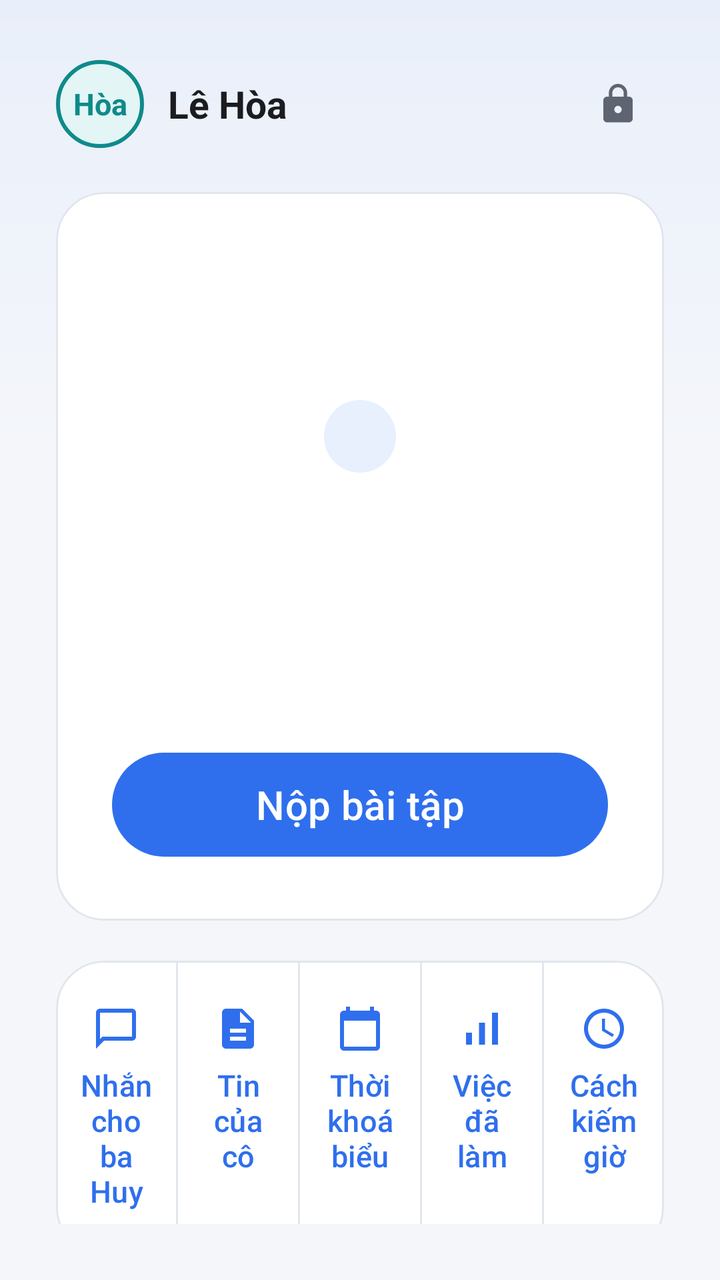
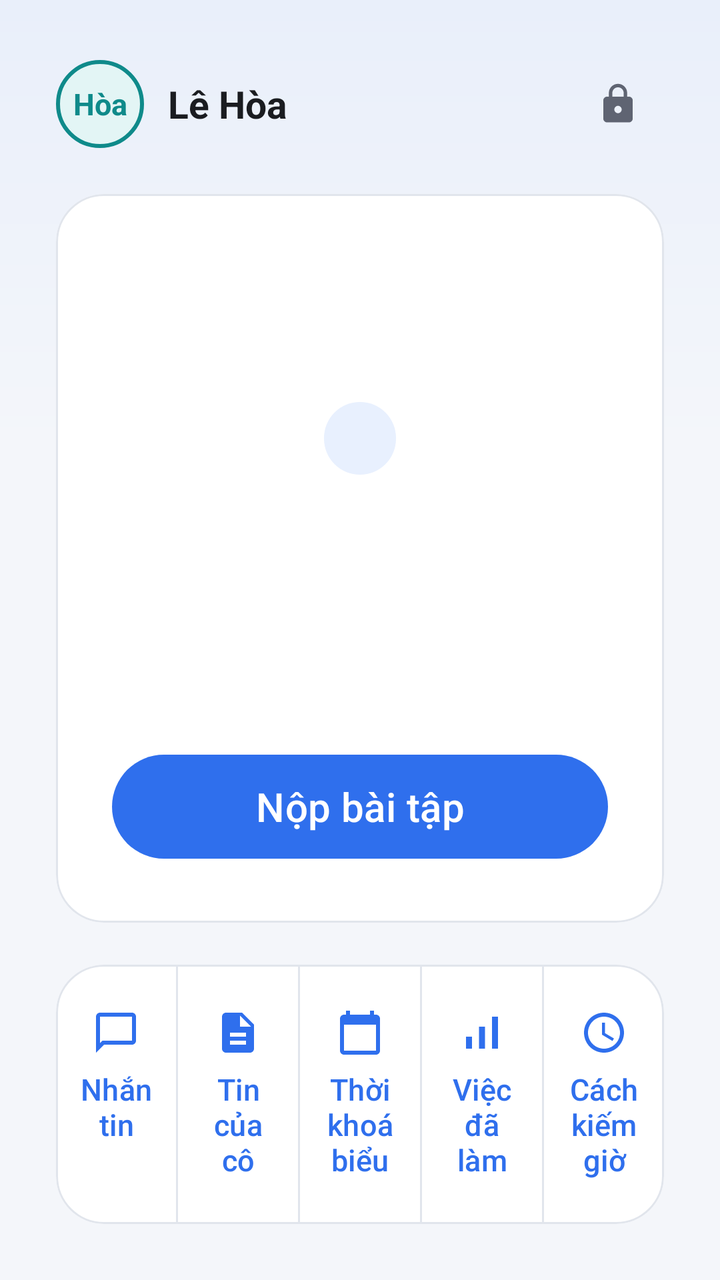

Screens rendered from an Android XML layout before and after an edit, with the pre-edit source and the edit as a unified diff.
<!-- AndroidManifest.xml: application theme Theme.HomeworkGate -->
<!-- res/layout/activity_home.xml -->
<?xml version="1.0" encoding="utf-8"?>
<androidx.constraintlayout.widget.ConstraintLayout
    xmlns:android="http://schemas.android.com/apk/res/android"
    xmlns:app="http://schemas.android.com/apk/res-auto"
    android:id="@+id/root"
    android:layout_width="match_parent"
    android:layout_height="match_parent"
    android:background="@drawable/st_nen_man">

<LinearLayout
    android:layout_width="0dp"
    android:layout_height="0dp"
    android:orientation="vertical"
    android:padding="28dp"
    app:layout_constraintBottom_toBottomOf="parent"
    app:layout_constraintEnd_toEndOf="parent"
    app:layout_constraintStart_toStartOf="parent"
    app:layout_constraintTop_toTopOf="parent">

    <LinearLayout
        android:layout_width="match_parent"
        android:layout_height="wrap_content"
        android:orientation="horizontal"
        android:gravity="center_vertical">

        <TextView
            android:layout_width="44dp"
            android:layout_height="44dp"
            android:background="@drawable/bg_avatar_child"
            android:gravity="center"
            android:text="Hòa"
            android:textColor="@color/child_tint"
            android:textSize="15sp"
            android:textStyle="bold" />

        <TextView
            android:layout_width="0dp"
            android:layout_height="wrap_content"
            android:layout_weight="1"
            android:layout_marginStart="12dp"
            android:text="@string/child_name"
            android:textColor="@color/ink"
            android:textSize="19sp"
            android:textStyle="bold" />

        
        <com.google.android.material.button.MaterialButton
            android:id="@+id/btn_parent"
            style="@style/Widget.Material3.Button.IconButton"
            android:layout_width="48dp"
            android:layout_height="48dp"
            android:contentDescription="@string/parent_name_cap"
            app:icon="@drawable/ic_khoa"
            app:iconSize="22dp"
            app:iconTint="@color/ink_soft" />
    </LinearLayout>

    
    <ScrollView
        android:layout_width="match_parent"
        android:layout_height="0dp"
        android:layout_weight="1"
        android:fillViewport="true"
        android:scrollbars="none">

    <LinearLayout
        android:layout_width="match_parent"
        android:layout_height="wrap_content"
        android:orientation="vertical">

    
    <Space
        android:layout_width="match_parent"
        android:layout_height="0dp"
        android:layout_weight="1" />

    <com.google.android.material.card.MaterialCardView
        android:id="@+id/card_state"
        style="@style/Card"
        android:layout_width="match_parent"
        android:layout_height="wrap_content"
        android:layout_marginTop="20dp">

        <LinearLayout
            android:layout_width="match_parent"
            android:layout_height="match_parent"
            android:orientation="vertical"
            android:gravity="center"
            android:padding="28dp">

            
            <ImageView
                android:id="@+id/anh_mat"
                android:layout_width="64dp"
                android:layout_height="64dp"
                android:layout_marginBottom="12dp"
                android:contentDescription="@null" />

            <TextView
                android:id="@+id/txt_badge"
                android:layout_width="wrap_content"
                android:layout_height="wrap_content"
                android:background="@drawable/bg_pill"
                android:paddingHorizontal="18dp"
                android:paddingVertical="8dp"
                android:textColor="@color/brand_dark"
                android:textSize="15sp" />

            
            <FrameLayout
                android:id="@+id/khung_vong"
                android:layout_width="wrap_content"
                android:layout_height="wrap_content"
                android:layout_marginTop="10dp"
                android:visibility="gone">

                <com.google.android.material.progressindicator.CircularProgressIndicator
                    android:id="@+id/vong_phien"
                    android:layout_width="wrap_content"
                    android:layout_height="wrap_content"
                    android:layout_gravity="center"
                    app:indicatorSize="196dp"
                    app:trackCornerRadius="6dp"
                    app:trackThickness="12dp" />

                <TextView
                    android:id="@+id/txt_vong"
                    android:layout_width="wrap_content"
                    android:layout_height="wrap_content"
                    android:layout_gravity="center"
                    android:fontFeatureSettings="tnum"
                    android:textColor="@color/ink"
                    android:textSize="44sp"
                    android:textStyle="bold" />
            </FrameLayout>

            <TextView
                android:id="@+id/txt_state"
                android:layout_width="match_parent"
                android:layout_height="wrap_content"
                android:layout_marginTop="18dp"
                android:gravity="center"
                android:textColor="@color/ink"
                android:textSize="46sp"
                android:textStyle="bold" />

            <TextView
                android:id="@+id/txt_detail"
                android:layout_width="match_parent"
                android:layout_height="wrap_content"
                android:layout_marginTop="10dp"
                android:gravity="center"
                style="@style/Text.Body" />

            
            <LinearLayout
                android:id="@+id/khung_han_ngay"
                android:layout_width="match_parent"
                android:layout_height="wrap_content"
                android:layout_marginTop="22dp"
                android:background="?attr/selectableItemBackground"
                android:clickable="true"
                android:focusable="true"
                android:orientation="vertical"
                android:paddingVertical="4dp"
                android:visibility="gone">

                <LinearLayout
                    android:id="@+id/khung_thanh"
                    android:layout_width="match_parent"
                    android:layout_height="14dp"
                    android:background="@drawable/st_nen_thanh_ngay"
                    android:clipToOutline="true"
                    android:orientation="horizontal">

                    <View
                        android:id="@+id/phan_da_choi"
                        android:layout_width="0dp"
                        android:layout_height="match_parent" />

                    <View
                        android:id="@+id/phan_dang_giu"
                        android:layout_width="0dp"
                        android:layout_height="match_parent" />
                </LinearLayout>

                <TextView
                    android:id="@+id/chu_han_ngay"
                    android:layout_width="match_parent"
                    android:layout_height="wrap_content"
                    android:layout_marginTop="10dp"
                    android:gravity="center"
                    android:textColor="@color/ink_soft"
                    android:textSize="14sp" />
            </LinearLayout>

            
            <com.google.android.material.button.MaterialButton
                android:id="@+id/btn_submit"
                android:layout_width="wrap_content"
                android:layout_height="60dp"
                android:layout_marginTop="24dp"
                android:minWidth="300dp"
                android:paddingHorizontal="32dp"
                android:text="@string/home_submit"
                android:textSize="20sp"
                app:cornerRadius="30dp" />

            
            <com.google.android.material.button.MaterialButton
                android:id="@+id/btn_nop_them"
                style="@style/Widget.Material3.Button.TextButton"
                android:layout_width="wrap_content"
                android:layout_height="wrap_content"
                android:layout_marginTop="4dp"
                android:text="Nộp thêm bài để cộng dồn giờ"
                android:textSize="16sp"
                android:visibility="gone" />
        </LinearLayout>
    </com.google.android.material.card.MaterialCardView>

    <Space
        android:layout_width="match_parent"
        android:layout_height="0dp"
        android:layout_weight="1" />

    
    <TextView
        android:id="@+id/nhan_viec"
        android:layout_width="wrap_content"
        android:layout_height="wrap_content"
        android:layout_marginTop="20dp"
        android:layout_marginBottom="8dp"
        android:letterSpacing="0.08"
        android:text="VIỆC HÔM NAY"
        android:textColor="@color/ink_soft"
        android:textSize="12sp"
        android:textStyle="bold"
        android:visibility="gone" />

    <com.google.android.material.card.MaterialCardView
        android:id="@+id/card_viec"
        style="@style/Card"
        android:layout_width="match_parent"
        android:layout_height="wrap_content"
        android:visibility="gone">

        <LinearLayout
            android:id="@+id/box_viec"
            android:layout_width="match_parent"
            android:layout_height="wrap_content"
            android:orientation="vertical"
            android:paddingVertical="4dp" />
    </com.google.android.material.card.MaterialCardView>

    
    <com.google.android.material.card.MaterialCardView
        style="@style/Card"
        android:layout_width="match_parent"
        android:layout_height="wrap_content"
        android:layout_marginTop="20dp">

        <LinearLayout
            android:layout_width="match_parent"
            android:layout_height="wrap_content"
            android:orientation="horizontal">

            <com.google.android.material.button.MaterialButton
                android:id="@+id/btn_chat"
                style="@style/Widget.Material3.Button.TextButton"
                android:layout_width="0dp"
                android:layout_height="wrap_content"
                android:layout_weight="1"
                android:paddingVertical="18dp"
                android:text="@string/home_chat"
                android:textSize="15sp"
                app:icon="@drawable/st_ic_nhan_tin"
                app:iconGravity="top"
                app:iconPadding="6dp"
                app:iconSize="24dp" />

            
            <View
                android:id="@+id/vach_tin"
                android:layout_width="1dp"
                android:layout_height="match_parent"
                android:background="@color/line" />

            <com.google.android.material.button.MaterialButton
                android:id="@+id/btn_tin"
                style="@style/Widget.Material3.Button.TextButton"
                android:layout_width="0dp"
                android:layout_height="wrap_content"
                android:layout_weight="1"
                android:paddingVertical="18dp"
                android:text="@string/soan_tin_co"
                android:textSize="15sp"
                app:icon="@drawable/st_ic_tin_co"
                app:iconGravity="top"
                app:iconPadding="6dp"
                app:iconSize="24dp" />

            <View
                android:layout_width="1dp"
                android:layout_height="match_parent"
                android:background="@color/line" />

            <com.google.android.material.button.MaterialButton
                android:id="@+id/btn_lich"
                style="@style/Widget.Material3.Button.TextButton"
                android:layout_width="0dp"
                android:layout_height="wrap_content"
                android:layout_weight="1"
                android:paddingVertical="18dp"
                android:text="@string/soan_lich"
                android:textSize="15sp"
                app:icon="@drawable/st_ic_lich"
                app:iconGravity="top"
                app:iconPadding="6dp"
                app:iconSize="24dp" />

            <View
                android:layout_width="1dp"
                android:layout_height="match_parent"
                android:background="@color/line" />

            
            <com.google.android.material.button.MaterialButton
                android:id="@+id/btn_tien_bo"
                style="@style/Widget.Material3.Button.TextButton"
                android:layout_width="0dp"
                android:layout_height="wrap_content"
                android:layout_weight="1"
                android:paddingVertical="18dp"
                android:text="@string/tien_bo_nut"
                android:textSize="15sp"
                app:icon="@drawable/st_ic_tien_bo"
                app:iconGravity="top"
                app:iconPadding="6dp"
                app:iconSize="24dp" />

            <View
                android:layout_width="1dp"
                android:layout_height="match_parent"
                android:background="@color/line" />

            
            <com.google.android.material.button.MaterialButton
                android:id="@+id/btn_kiem_gio"
                style="@style/Widget.Material3.Button.TextButton"
                android:layout_width="0dp"
                android:layout_height="wrap_content"
                android:layout_weight="1"
                android:paddingVertical="18dp"
                android:text="@string/kiem_gio_nut"
                android:textSize="15sp"
                app:icon="@drawable/st_ic_dong_ho"
                app:iconGravity="top"
                app:iconPadding="6dp"
                app:iconSize="24dp" />

            
            <View
                android:id="@+id/vach_netflix"
                android:layout_width="1dp"
                android:layout_height="match_parent"
                android:background="@color/line"
                android:visibility="gone" />

            <com.google.android.material.button.MaterialButton
                android:id="@+id/btn_netflix"
                style="@style/Widget.Material3.Button.TextButton"
                android:layout_width="0dp"
                android:layout_height="wrap_content"
                android:layout_weight="1"
                android:paddingVertical="18dp"
                android:text="@string/netflix_nut"
                android:textSize="15sp"
                android:visibility="gone"
                app:icon="@drawable/st_ic_laptop"
                app:iconGravity="top"
                app:iconPadding="6dp"
                app:iconSize="24dp" />
        </LinearLayout>
    </com.google.android.material.card.MaterialCardView>


    </LinearLayout>
    </ScrollView>
</LinearLayout>
</androidx.constraintlayout.widget.ConstraintLayout>
<!-- resources referenced by this layout -->
<resources>
  <color name="brand_dark">#1B4FC0</color>
  <color name="child_tint">#0F8A8A</color>
  <color name="ink">#1A1C20</color>
  <color name="ink_soft">#5F6472</color>
  <color name="line">#E1E5EC</color>
  <!-- drawable bg_avatar_child (drawable) -->
  <?xml version="1.0" encoding="utf-8"?>
  <shape xmlns:android="http://schemas.android.com/apk/res/android" android:shape="oval">
      <solid android:color="@color/child_soft" />
      <stroke android:width="2dp" android:color="@color/child_tint" />
  </shape>
  <!-- drawable bg_pill (drawable) -->
  <?xml version="1.0" encoding="utf-8"?>
  <shape xmlns:android="http://schemas.android.com/apk/res/android" android:shape="rectangle">
      <solid android:color="@color/brand_soft" />
      <corners android:radius="100dp" />
  </shape>
  <!-- drawable st_ic_laptop (drawable) -->
  <vector xmlns:android="http://schemas.android.com/apk/res/android"
      android:width="28dp" android:height="28dp"
      android:viewportWidth="24" android:viewportHeight="24">
      <path android:fillColor="#FFFFFF"
          android:pathData="M20,18c1.1,0 1.99,-0.9 1.99,-2L22,6c0,-1.1 -0.9,-2 -2,-2H4c-1.1,0 -2,0.9 -2,2v10c0,1.1 0.9,2 2,2H0v2h24v-2h-4zM4,6h16v10H4V6z" />
  </vector>
  <!-- drawable st_ic_lich (drawable) -->
  <vector xmlns:android="http://schemas.android.com/apk/res/android"
      android:width="24dp" android:height="24dp"
      android:viewportWidth="24" android:viewportHeight="24">
      <path android:fillColor="#FFFFFF"
          android:pathData="M20,3h-1V1h-2v2H7V1H5v2H4c-1.1,0 -2,0.9 -2,2v16c0,1.1 0.9,2 2,2h16c1.1,0 2,-0.9 2,-2V5c0,-1.1 -0.9,-2 -2,-2zM20,21H4V8h16v13z" />
  </vector>
  <!-- drawable st_ic_nhan_tin (drawable) -->
  <vector xmlns:android="http://schemas.android.com/apk/res/android"
      android:width="24dp" android:height="24dp"
      android:viewportWidth="24" android:viewportHeight="24">
      <path android:fillColor="#FFFFFF"
          android:pathData="M20,2H4c-1.1,0 -2,0.9 -2,2v18l4,-4h14c1.1,0 2,-0.9 2,-2V4c0,-1.1 -0.9,-2 -2,-2zM20,16H5.17L4,17.17V4h16v12z" />
  </vector>
  <!-- drawable st_nen_man (drawable) -->
  <?xml version="1.0" encoding="utf-8"?>
  <shape xmlns:android="http://schemas.android.com/apk/res/android"
      android:shape="rectangle">
      <gradient
          android:angle="270"
          android:centerColor="@color/canvas"
          android:centerY="0.35"
          android:endColor="@color/canvas"
          android:startColor="#E9EFFA"
          android:type="linear" />
  </shape>
  <!-- drawable st_nen_thanh_ngay (drawable) -->
  <?xml version="1.0" encoding="utf-8"?>
  <shape xmlns:android="http://schemas.android.com/apk/res/android"
      android:shape="rectangle">
      <solid android:color="@color/surface" />
      <stroke
          android:width="1dp"
          android:color="@color/line" />
      <corners android:radius="7dp" />
  </shape>
  <string name="child_name">Lê Hòa</string>
  <string name="home_chat">Nhắn cho ba Huy</string>
  <string name="home_submit">Nộp bài tập</string>
  <string name="kiem_gio_nut">Cách kiếm giờ</string>
  <string name="netflix_nut">Netflix</string>
  <string name="parent_name_cap">Ba Huy</string>
  <string name="soan_lich">Thời khoá biểu</string>
  <string name="soan_tin_co">Tin của cô</string>
  <string name="tien_bo_nut">Việc đã làm</string>
  <style name="Card" parent="Widget.Material3.CardView.Elevated">
          
          <item name="cardBackgroundColor">@color/surface</item>
          <item name="cardCornerRadius">24dp</item>
          <item name="cardElevation">0dp</item>
          <item name="strokeWidth">1dp</item>
          <item name="strokeColor">@color/line</item>
      </style>
  <style name="Text.Body" parent="TextAppearance.Material3.BodyLarge">
          <item name="android:textColor">@color/ink_soft</item>
          <item name="android:textSize">17sp</item>
      </style>
  <color name="child_soft">#E3F5F5</color>
  <color name="brand_soft">#E8F0FE</color>
  <color name="canvas">#F4F6FA</color>
  <color name="surface">#FFFFFF</color>
  <color name="brand">#2F6FED</color>
  <!-- unchanged entries left out for length: 5 -->
</resources>

<!-- the commit's change to res/layout/activity_home.xml (unified diff, before → after) -->
@@ -361,23 +361,23 @@
 
             
             <View
-                android:id="@+id/vach_netflix"
+                android:id="@+id/vach_xem_phim"
                 android:layout_width="1dp"
                 android:layout_height="match_parent"
                 android:background="@color/line"
                 android:visibility="gone" />
 
             <com.google.android.material.button.MaterialButton
-                android:id="@+id/btn_netflix"
-                style="@style/Widget.Material3.Button.TextButton"
-                android:layout_width="0dp"
-                android:layout_height="wrap_content"
-                android:layout_weight="1"
-                android:paddingVertical="18dp"
-                android:text="@string/netflix_nut"
+                android:id="@+id/btn_xem_phim"
+                style="@style/Widget.Material3.Button.TextButton"
+                android:layout_width="0dp"
+                android:layout_height="wrap_content"
+                android:layout_weight="1"
+                android:paddingVertical="18dp"
+                android:text="@string/xem_phim_nut"
                 android:textSize="15sp"
                 android:visibility="gone"
-                app:icon="@drawable/st_ic_laptop"
+                app:icon="@drawable/st_ic_phim"
                 app:iconGravity="top"
                 app:iconPadding="6dp"
                 app:iconSize="24dp" />
<!-- resource entries referenced after the edit -->
@@ -17,13 +17,6 @@
       <solid android:color="@color/brand_soft" />
       <corners android:radius="100dp" />
   </shape>
-  <!-- drawable st_ic_laptop (drawable) -->
-  <vector xmlns:android="http://schemas.android.com/apk/res/android"
-      android:width="28dp" android:height="28dp"
-      android:viewportWidth="24" android:viewportHeight="24">
-      <path android:fillColor="#FFFFFF"
-          android:pathData="M20,18c1.1,0 1.99,-0.9 1.99,-2L22,6c0,-1.1 -0.9,-2 -2,-2H4c-1.1,0 -2,0.9 -2,2v10c0,1.1 0.9,2 2,2H0v2h24v-2h-4zM4,6h16v10H4V6z" />
-  </vector>
   <!-- drawable st_ic_lich (drawable) -->
   <vector xmlns:android="http://schemas.android.com/apk/res/android"
       android:width="24dp" android:height="24dp"
@@ -37,6 +30,14 @@
       android:viewportWidth="24" android:viewportHeight="24">
       <path android:fillColor="#FFFFFF"
           android:pathData="M20,2H4c-1.1,0 -2,0.9 -2,2v18l4,-4h14c1.1,0 2,-0.9 2,-2V4c0,-1.1 -0.9,-2 -2,-2zM20,16H5.17L4,17.17V4h16v12z" />
+  </vector>
+  <!-- drawable st_ic_phim (drawable) -->
+  <?xml version="1.0" encoding="utf-8"?>
+  <vector xmlns:android="http://schemas.android.com/apk/res/android"
+      android:width="28dp" android:height="28dp"
+      android:viewportWidth="24" android:viewportHeight="24">
+      <path android:fillColor="#FFFFFF"
+          android:pathData="M18,4l2,4h-3l-2,-4h-2l2,4h-3l-2,-4H8l2,4H7L5,4H4c-1.1,0 -1.99,0.9 -1.99,2L2,18c0,1.1 0.9,2 2,2h16c1.1,0 2,-0.9 2,-2V4h-4z" />
   </vector>
   <!-- drawable st_nen_man (drawable) -->
   <?xml version="1.0" encoding="utf-8"?>
@@ -61,14 +62,14 @@
       <corners android:radius="7dp" />
   </shape>
   <string name="child_name">Lê Hòa</string>
-  <string name="home_chat">Nhắn cho ba Huy</string>
+  <string name="home_chat">Nhắn tin</string>
   <string name="home_submit">Nộp bài tập</string>
   <string name="kiem_gio_nut">Cách kiếm giờ</string>
-  <string name="netflix_nut">Netflix</string>
   <string name="parent_name_cap">Ba Huy</string>
   <string name="soan_lich">Thời khoá biểu</string>
   <string name="soan_tin_co">Tin của cô</string>
   <string name="tien_bo_nut">Việc đã làm</string>
+  <string name="xem_phim_nut">Xem phim</string>
   <style name="Card" parent="Widget.Material3.CardView.Elevated">
           
           <item name="cardBackgroundColor">@color/surface</item>
